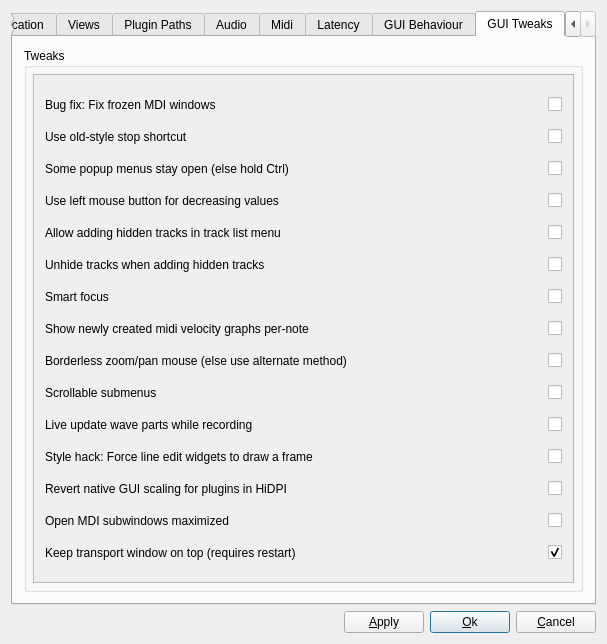
Qt form muse3/muse/components/gensetbase.ui (emrum/muse) before a commit.
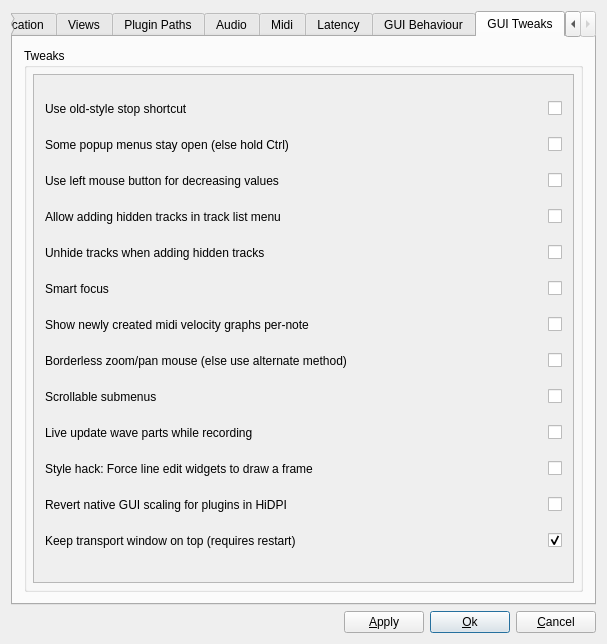
The same form after that commit. The open tabs and pages were chosen to show the change.

What changed in the file:
```diff
--- a/muse3/muse/components/gensetbase.ui
+++ b/muse3/muse/components/gensetbase.ui
@@ -2377,207 +2377,33 @@
               <rect>
                <x>0</x>
                <y>0</y>
-               <width>393</width>
-               <height>396</height>
+               <width>543</width>
+               <height>503</height>
               </rect>
              </property>
              <layout class="QGridLayout" name="gridLayout6">
-              <item row="0" column="0">
-               <widget class="QLabel" name="textLabel1_4_4">
+              <item row="12" column="0">
+               <widget class="QLabel" name="label1">
                 <property name="text">
-                 <string>Bug fix: Fix frozen MDI windows</string>
+                 <string>Keep transport window on top (requires restart)</string>
                 </property>
-                <property name="wordWrap">
-                 <bool>false</bool>
-                </property>
                </widget>
               </item>
-              <item row="0" column="1">
-               <widget class="QCheckBox" name="fixFrozenMDISubWindowsCheckBox">
-                <property name="sizePolicy">
-                 <sizepolicy hsizetype="Fixed" vsizetype="Fixed">
-                  <horstretch>0</horstretch>
-                  <verstretch>0</verstretch>
-                 </sizepolicy>
-                </property>
-                <property name="toolTip">
-                 <string/>
-                </property>
-                <property name="whatsThis">
-                 <string>With some themes like Breeze or Oxygen, 
- MDI windows may be frozen and 
- non-responsive to the mouse. 
-This option turns on a fix.
-Benign XCB connection errors may still 
- occur, slowing the program somewhat.</string>
-                </property>
+              <item row="11" column="0">
+               <widget class="QLabel" name="label_23">
                 <property name="text">
-                 <string/>
-                </property>
-               </widget>
-              </item>
-              <item row="1" column="0">
-               <widget class="QLabel" name="textLabel1_4">
-                <property name="text">
-                 <string>Use old-style stop shortcut</string>
-                </property>
-                <property name="wordWrap">
-                 <bool>false</bool>
-                </property>
-               </widget>
-              </item>
-              <item row="1" column="1">
-               <widget class="QCheckBox" name="oldStyleStopCheckBox">
-                <property name="sizePolicy">
-                 <sizepolicy hsizetype="Fixed" vsizetype="Fixed">
-                  <horstretch>0</horstretch>
-                  <verstretch>0</verstretch>
-                 </sizepolicy>
-                </property>
-                <property name="text">
-                 <string/>
-                </property>
-               </widget>
-              </item>
-              <item row="2" column="0">
-               <widget class="QLabel" name="TextLabel1_3">
-                <property name="toolTip">
-                 <string/>
-                </property>
-                <property name="text">
-                 <string>Some popup menus stay open (else hold Ctrl)</string>
-                </property>
-               </widget>
-              </item>
-              <item row="2" column="1">
-               <widget class="QCheckBox" name="popsDefStayOpenCheckBox">
-                <property name="sizePolicy">
-                 <sizepolicy hsizetype="Fixed" vsizetype="Fixed">
-                  <horstretch>0</horstretch>
-                  <verstretch>0</verstretch>
-                 </sizepolicy>
-                </property>
-                <property name="toolTip">
-                 <string>Allows some popup menus to stay open.
-Otherwise, hold Ctrl to keep them open.</string>
-                </property>
-                <property name="text">
-                 <string notr="true"/>
-                </property>
-               </widget>
-              </item>
-              <item row="3" column="0">
-               <widget class="QLabel" name="label_2">
-                <property name="toolTip">
-                 <string>In some areas, the middle mouse button decreases
-values, while the right button increases. Users without a
-middle mouse button can select this option to make the
-left button behave like the middle button in such areas.</string>
-                </property>
-                <property name="text">
-                 <string>Use left mouse button for decreasing values</string>
-                </property>
-               </widget>
-              </item>
-              <item row="3" column="1">
-               <widget class="QCheckBox" name="lmbDecreasesCheckBox">
-                <property name="sizePolicy">
-                 <sizepolicy hsizetype="Fixed" vsizetype="Fixed">
-                  <horstretch>0</horstretch>
-                  <verstretch>0</verstretch>
-                 </sizepolicy>
-                </property>
-                <property name="text">
-                 <string notr="true"/>
-                </property>
-               </widget>
-              </item>
-              <item row="4" column="0">
-               <widget class="QLabel" name="label_4">
-                <property name="text">
-                 <string>Allow adding hidden tracks in track list menu</string>
-                </property>
-               </widget>
-              </item>
-              <item row="4" column="1">
-               <widget class="QCheckBox" name="addHiddenCheckBox">
-                <property name="text">
-                 <string/>
-                </property>
-               </widget>
-              </item>
-              <item row="5" column="0">
-               <widget class="QLabel" name="label_5">
-                <property name="text">
-                 <string>Unhide tracks when adding hidden tracks</string>
-                </property>
-               </widget>
-              </item>
-              <item row="5" column="1">
-               <widget class="QCheckBox" name="unhideTracksCheckBox">
-                <property name="text">
-                 <string/>
-                </property>
-               </widget>
-              </item>
-              <item row="6" column="0">
-               <widget class="QLabel" name="label5">
-                <property name="text">
-                 <string>Smart focus</string>
-                </property>
-                <property name="wordWrap">
-                 <bool>false</bool>
-                </property>
-               </widget>
-              </item>
-              <item row="6" column="1">
-               <widget class="QCheckBox" name="smartFocusCheckBox">
-                <property name="sizePolicy">
-                 <sizepolicy hsizetype="Fixed" vsizetype="Fixed">
-                  <horstretch>0</horstretch>
-                  <verstretch>0</verstretch>
-                 </sizepolicy>
-                </property>
-                <property name="toolTip">
-                 <string>Smart focus</string>
-                </property>
-                <property name="whatsThis">
-                 <string>After editing, controls will return
- focus to their respective canvas</string>
-                </property>
-                <property name="text">
-                 <string/>
-                </property>
-               </widget>
-              </item>
-              <item row="7" column="0">
-               <widget class="QLabel" name="label_6">
-                <property name="text">
-                 <string>Show newly created midi velocity graphs per-note</string>
-                </property>
-               </widget>
-              </item>
-              <item row="7" column="1">
-               <widget class="QCheckBox" name="velocityPerNoteCheckBox">
-                <property name="text">
-                 <string/>
-                </property>
-               </widget>
-              </item>
-              <item row="8" column="0">
-               <widget class="QLabel" name="label_8">
-                <property name="toolTip">
-                 <string/>
-                </property>
-                <property name="whatsThis">
-                 <string/>
-                </property>
-                <property name="text">
-                 <string>Borderless zoom/pan mouse (else use alternate method)</string>
+                 <string>Revert native GUI scaling for plugins in HiDPI</string>
                 </property>
                </widget>
               </item>
               <item row="8" column="1">
+               <widget class="QCheckBox" name="scrollableSubmenusCheckbox">
+                <property name="text">
+                 <string/>
+                </property>
+               </widget>
+              </item>
+              <item row="7" column="1">
                <widget class="QCheckBox" name="borderlessMouseCheckBox">
                 <property name="toolTip">
                  <string>Enable borderless mouse.
@@ -2597,42 +2423,37 @@
                 </property>
                </widget>
               </item>
-              <item row="9" column="0">
-               <widget class="QLabel" name="label_9">
-                <property name="text">
-                 <string>Scrollable submenus</string>
+              <item row="2" column="0">
+               <widget class="QLabel" name="label_2">
+                <property name="toolTip">
+                 <string>In some areas, the middle mouse button decreases
+values, while the right button increases. Users without a
+middle mouse button can select this option to make the
+left button behave like the middle button in such areas.</string>
                 </property>
-               </widget>
-              </item>
-              <item row="9" column="1">
-               <widget class="QCheckBox" name="scrollableSubmenusCheckbox">
                 <property name="text">
-                 <string/>
+                 <string>Use left mouse button for decreasing values</string>
                 </property>
                </widget>
               </item>
-              <item row="10" column="0">
-               <widget class="QLabel" name="label_10">
+              <item row="1" column="1">
+               <widget class="QCheckBox" name="popsDefStayOpenCheckBox">
+                <property name="sizePolicy">
+                 <sizepolicy hsizetype="Fixed" vsizetype="Fixed">
+                  <horstretch>0</horstretch>
+                  <verstretch>0</verstretch>
+                 </sizepolicy>
+                </property>
+                <property name="toolTip">
+                 <string>Allows some popup menus to stay open.
+Otherwise, hold Ctrl to keep them open.</string>
+                </property>
                 <property name="text">
-                 <string>Live update wave parts while recording</string>
+                 <string notr="true"/>
                 </property>
                </widget>
               </item>
               <item row="10" column="1">
-               <widget class="QCheckBox" name="liveWaveUpdateCheckBox">
-                <property name="text">
-                 <string/>
-                </property>
-               </widget>
-              </item>
-              <item row="11" column="0">
-               <widget class="QLabel" name="label_17">
-                <property name="text">
-                 <string>Style hack: Force line edit widgets to draw a frame</string>
-                </property>
-               </widget>
-              </item>
-              <item row="11" column="1">
                <widget class="QCheckBox" name="lineEditStyleHackCheckBox">
                 <property name="toolTip">
                  <string>Force line edit widgets to draw a frame at 
@@ -2645,48 +2466,35 @@
                 </property>
                </widget>
               </item>
-              <item row="12" column="0">
-               <widget class="QLabel" name="label_23">
+              <item row="6" column="1">
+               <widget class="QCheckBox" name="velocityPerNoteCheckBox">
                 <property name="text">
-                 <string>Revert native GUI scaling for plugins in HiDPI</string>
+                 <string/>
+                </property>
+               </widget>
+              </item>
+              <item row="9" column="0">
+               <widget class="QLabel" name="label_10">
+                <property name="text">
+                 <string>Live update wave parts while recording</string>
+                </property>
+               </widget>
+              </item>
+              <item row="4" column="0">
+               <widget class="QLabel" name="label_5">
+                <property name="text">
+                 <string>Unhide tracks when adding hidden tracks</string>
+                </property>
+               </widget>
+              </item>
+              <item row="4" column="1">
+               <widget class="QCheckBox" name="unhideTracksCheckBox">
+                <property name="text">
+                 <string/>
                 </property>
                </widget>
               </item>
               <item row="12" column="1">
-               <widget class="QCheckBox" name="revertPluginNativeGUIScalingCheckBox">
-                <property name="toolTip">
-                 <string>Revert native UI window HiDPI scaling (some plugins ignore this setting)</string>
-                </property>
-                <property name="text">
-                 <string/>
-                </property>
-               </widget>
-              </item>
-              <item row="13" column="0">
-               <widget class="QLabel" name="label_25">
-                <property name="text">
-                 <string>Open MDI subwindows maximized</string>
-                </property>
-               </widget>
-              </item>
-              <item row="13" column="1">
-               <widget class="QCheckBox" name="openMDIWinMaximizedCheckBox">
-                <property name="toolTip">
-                 <string>Revert native UI window HiDPI scaling (some plugins ignore this setting)</string>
-                </property>
-                <property name="text">
-                 <string/>
-                </property>
-               </widget>
-              </item>
-              <item row="14" column="0">
-               <widget class="QLabel" name="label1">
-                <property name="text">
-                 <string>Keep transport window on top (requires restart)</string>
-                </property>
-               </widget>
-              </item>
-              <item row="14" column="1">
                <widget class="QCheckBox" name="keepTransportWindowOnTopCheckBox">
                 <property name="toolTip">
                  <string>Revert native UI window HiDPI scaling (some plugins ignore this setting)</string>
@@ -2699,6 +2507,147 @@
                 </property>
                </widget>
               </item>
+              <item row="10" column="0">
+               <widget class="QLabel" name="label_17">
+                <property name="text">
+                 <string>Style hack: Force line edit widgets to draw a frame</string>
+                </property>
+               </widget>
+              </item>
+              <item row="9" column="1">
+               <widget class="QCheckBox" name="liveWaveUpdateCheckBox">
+                <property name="text">
+                 <string/>
+                </property>
+               </widget>
+              </item>
+              <item row="0" column="1">
+               <widget class="QCheckBox" name="oldStyleStopCheckBox">
+                <property name="sizePolicy">
+                 <sizepolicy hsizetype="Fixed" vsizetype="Fixed">
+                  <horstretch>0</horstretch>
+                  <verstretch>0</verstretch>
+                 </sizepolicy>
+                </property>
+                <property name="text">
+                 <string/>
+                </property>
+               </widget>
+              </item>
+              <item row="3" column="0">
+               <widget class="QLabel" name="label_4">
+                <property name="text">
+                 <string>Allow adding hidden tracks in track list menu</string>
+                </property>
+               </widget>
+              </item>
+              <item row="5" column="0">
+               <widget class="QLabel" name="label5">
+                <property name="text">
+                 <string>Smart focus</string>
+                </property>
+                <property name="wordWrap">
+                 <bool>false</bool>
+                </property>
+               </widget>
+              </item>
+              <item row="7" column="0">
+               <widget class="QLabel" name="label_8">
+                <property name="toolTip">
+                 <string/>
+                </property>
+                <property name="whatsThis">
+                 <string/>
+                </property>
+                <property name="text">
+                 <string>Borderless zoom/pan mouse (else use alternate method)</string>
+                </property>
+               </widget>
+              </item>
+              <item row="2" column="1">
+               <widget class="QCheckBox" name="lmbDecreasesCheckBox">
+                <property name="sizePolicy">
+                 <sizepolicy hsizetype="Fixed" vsizetype="Fixed">
+                  <horstretch>0</horstretch>
+                  <verstretch>0</verstretch>
+                 </sizepolicy>
+                </property>
+                <property name="text">
+                 <string notr="true"/>
+                </property>
+               </widget>
+              </item>
+              <item row="8" column="0">
+               <widget class="QLabel" name="label_9">
+                <property name="text">
+                 <string>Scrollable submenus</string>
+                </property>
+               </widget>
+              </item>
+              <item row="6" column="0">
+               <widget class="QLabel" name="label_6">
+                <property name="text">
+                 <string>Show newly created midi velocity graphs per-note</string>
+                </property>
+               </widget>
+              </item>
+              <item row="0" column="0">
+               <widget class="QLabel" name="textLabel1_4">
+                <property name="text">
+                 <string>Use old-style stop shortcut</string>
+                </property>
+                <property name="wordWrap">
+                 <bool>false</bool>
+                </property>
+               </widget>
+              </item>
+              <item row="5" column="1">
+               <widget class="QCheckBox" name="smartFocusCheckBox">
+                <property name="sizePolicy">
+                 <sizepolicy hsizetype="Fixed" vsizetype="Fixed">
+                  <horstretch>0</horstretch>
+                  <verstretch>0</verstretch>
+                 </sizepolicy>
+                </property>
+                <property name="toolTip">
+                 <string>Smart focus</string>
+                </property>
+                <property name="whatsThis">
+                 <string>After editing, controls will return
+ focus to their respective canvas</string>
+                </property>
+                <property name="text">
+                 <string/>
+                </property>
+               </widget>
+              </item>
+              <item row="3" column="1">
+               <widget class="QCheckBox" name="addHiddenCheckBox">
+                <property name="text">
+                 <string/>
+                </property>
+               </widget>
+              </item>
+              <item row="1" column="0">
+               <widget class="QLabel" name="TextLabel1_3">
+                <property name="toolTip">
+                 <string/>
+                </property>
+                <property name="text">
+                 <string>Some popup menus stay open (else hold Ctrl)</string>
+                </property>
+               </widget>
+              </item>
+              <item row="11" column="1">
+               <widget class="QCheckBox" name="revertPluginNativeGUIScalingCheckBox">
+                <property name="toolTip">
+                 <string>Revert native UI window HiDPI scaling (some plugins ignore this setting)</string>
+                </property>
+                <property name="text">
+                 <string/>
+                </property>
+               </widget>
+              </item>
              </layout>
             </widget>
            </widget>
```
Left out of the diff: 6 changed lines with no effect on the pictures.
